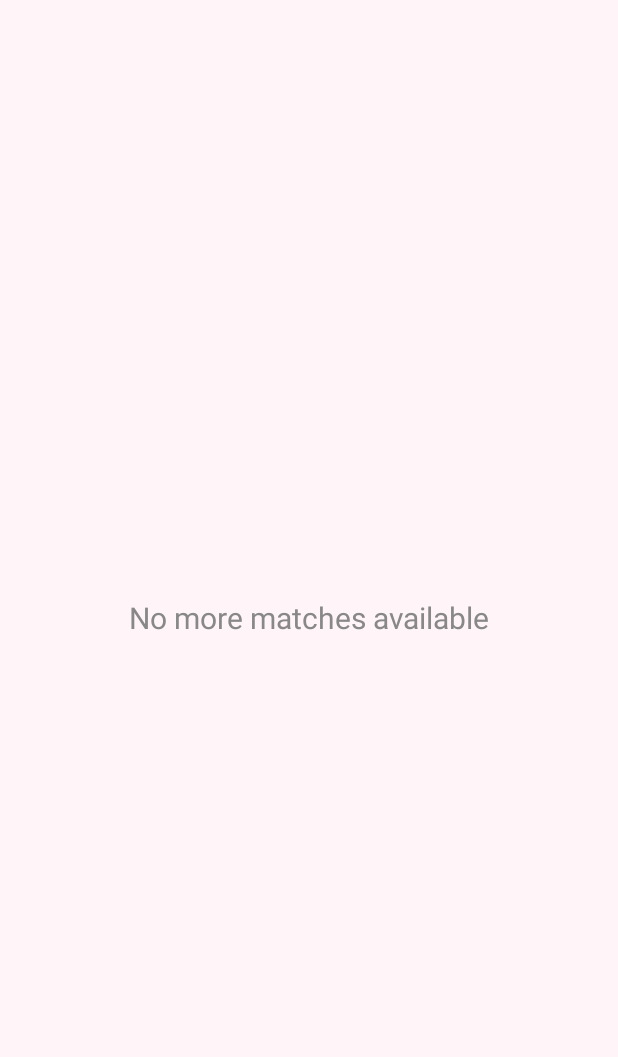
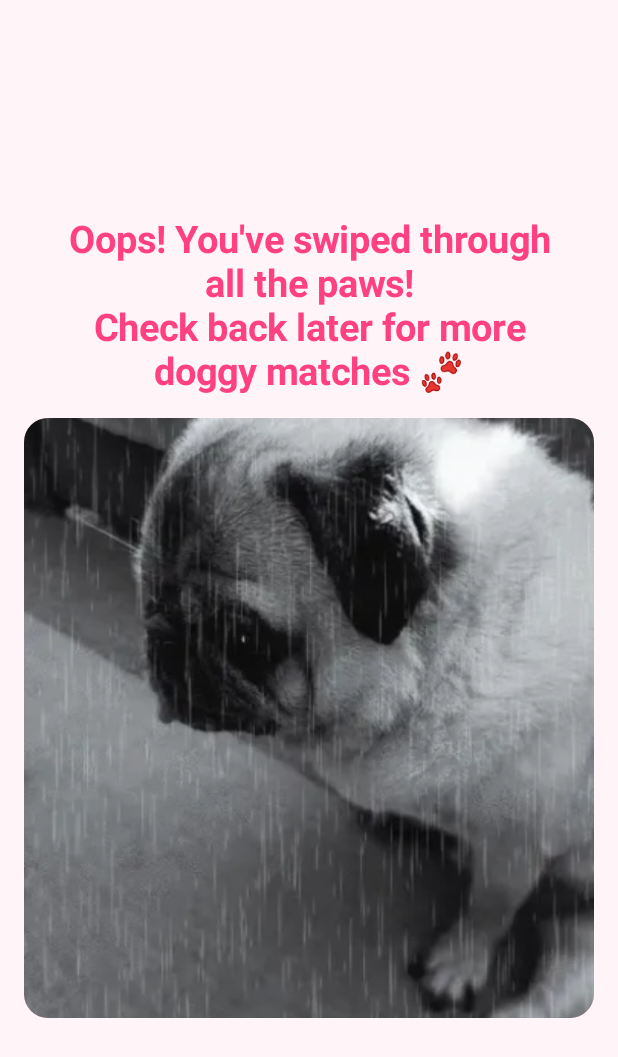
Before and after one commit to ibraich/pawfect, an Android app built with Jetpack Compose: the MatchScreen screen opened through its navigation route, on a phone screen of 412 x 824 dp. Shown: the top 1057 px of the screen. Run offline under Robolectric (Android 15) with nearby library versions, the phone set to English and light mode, and no system bars; our stand-ins replace Firebase (no records; nobody signed in at launch, a user with empty details on screens opened directly); libraries missing offline, so code that uses them is left out: coil3.gif; 1 statement that could not run was skipped.

Commit message:
changes to matching gifs and animations

```diff
--- a/app/build.gradle.kts
+++ b/app/build.gradle.kts
@@ -83,4 +83,5 @@ dependencies {
     implementation("com.google.firebase:firebase-auth")
     implementation("org.mindrot:jbcrypt:0.4")
     implementation("com.google.firebase:firebase-storage")
+    implementation("androidx.compose.animation:animation:1.5.0")
 }
--- a/app/src/main/java/com/example/pawfect/HandleMatch.kt
+++ b/app/src/main/java/com/example/pawfect/HandleMatch.kt
@@ -2,7 +2,8 @@ package com.example.pawfect
 
 import android.util.Log
 
-fun handleMatch(currentUserId: String, targetUserId: String) {
+
+fun handleMatch(currentUserId: String, targetUserId: String, onMatchConfirmed: () -> Unit) {
     val firestore = Firebase.firestore
 
     // Check if the target user already initiated a match with the current user
@@ -13,6 +14,7 @@ fun handleMatch(currentUserId: String, targetUserId: String) {
         .addOnSuccessListener { documents ->
             if (!documents.isEmpty) {
                 // Match confirmed
+                onMatchConfirmed()
                 confirmMatch(currentUserId, targetUserId, documents.documents.first().id)
             } else {
                 // No mutual match; create a pending match
--- a/app/src/main/java/com/example/pawfect/MatchScreen.kt
+++ b/app/src/main/java/com/example/pawfect/MatchScreen.kt
@@ -12,6 +12,7 @@ import androidx.compose.foundation.layout.Box
 import androidx.compose.foundation.layout.Column
 import androidx.compose.foundation.layout.Row
 import androidx.compose.foundation.layout.Spacer
+import androidx.compose.foundation.layout.aspectRatio
 import androidx.compose.foundation.layout.fillMaxSize
 import androidx.compose.foundation.layout.fillMaxWidth
 import androidx.compose.foundation.layout.height
@@ -37,6 +38,7 @@ import androidx.compose.ui.draw.clip
 import androidx.compose.ui.graphics.Color
 import androidx.compose.ui.graphics.vector.ImageVector
 import androidx.compose.ui.layout.ContentScale
+import androidx.compose.ui.platform.LocalContext
 import androidx.compose.ui.res.painterResource
 import androidx.compose.ui.res.vectorResource
 import androidx.compose.ui.text.font.FontWeight
@@ -51,6 +53,10 @@ import kotlinx.coroutines.launch
 import com.google.firebase.firestore.ktx.firestore
 import com.google.firebase.ktx.Firebase
 import androidx.compose.ui.text.style.TextAlign
+import coil3.ImageLoader
+import coil3.compose.AsyncImage
+import coil3.gif.GifDecoder
+import coil3.request.ImageRequest
 import com.google.firebase.auth.ktx.auth
 import com.google.firebase.firestore.FirebaseFirestore
 
@@ -69,6 +75,7 @@ fun MatchScreen(navController: NavHostController) {
     val auth = Firebase.auth
     val seenUserIds = remember { mutableStateListOf<String>() }
     var swipesRemaining by remember { mutableStateOf(0) }
+    var showMatchAnimation by remember { mutableStateOf(false) }
 
     LaunchedEffect(Unit) {
         val currentUserUid = auth.currentUser?.uid
@@ -102,18 +109,69 @@ fun MatchScreen(navController: NavHostController) {
         modifier = Modifier.fillMaxSize(),
         color = Color(0xFFFFF4F8) // Background color
     ) {
+        Box(modifier = Modifier.fillMaxSize()) {
             if (swipesRemaining > 0 && filteredMatches.isNotEmpty()) {
                 DisplayUserCards(
                     userData = filteredMatches.map { it.first },
                     navController = navController,
-                onSwipe = { swipesRemaining-- } // Decrement swipesRemaining on each swipe
+                    onSwipe = { swipesRemaining-- },
+                    onMatchConfirmed = { showMatchAnimation = true } // Trigger animation
                 )
             } else {
+                val imageLoader = ImageLoader.Builder(LocalContext.current)
+                    .components {
+                        add(GifDecoder.Factory())
+                    }
+                    .build()
                 Box(
-                modifier = Modifier.fillMaxSize(),
+                    modifier = Modifier
+                        .fillMaxSize()
+                        .padding(horizontal = 16.dp)
+                        .clip(RoundedCornerShape(16.dp))
+                        .background(color = Color(0xFFFFF4F8), shape = RoundedCornerShape(16.dp)),
                     contentAlignment = Alignment.Center
                 ) {
-                Text(text = "No more matches available", fontSize = 20.sp, color = Color.Gray)
+                    Column(
+                        horizontalAlignment = Alignment.CenterHorizontally,
+                        verticalArrangement = Arrangement.Center
+                    ) {
+                        Text(
+                            text = "Oops! You've swiped through all the paws!\nCheck back later for more doggy matches 🐾",
+                            fontSize = 25.sp,
+                            fontWeight = FontWeight.Bold,
+                            color = Color(0xFFFF4081),
+                            modifier = Modifier.padding(horizontal = 16.dp),
+                            textAlign = TextAlign.Center
+                        )
+
+                        Spacer(modifier = Modifier.height(16.dp))
+
+                        Box(
+                            modifier = Modifier
+                                .fillMaxWidth()
+                                .height(400.dp) // Adjust height to make the GIF taller
+                                .clip(RoundedCornerShape(16.dp)) // Ensure rounded corners
+                                .background(color = Color(0xFFFFC1CC)), // Optional background color for contrast
+                            contentAlignment = Alignment.Center
+                        ) {
+                            AsyncImage(
+                                model = ImageRequest.Builder(LocalContext.current)
+                                    .data(R.raw.sadodogo) // Replace with your actual GIF file
+                                    .build(),
+                                contentDescription = "No more matches",
+                                imageLoader = imageLoader,
+                                modifier = Modifier.fillMaxSize(),
+                                contentScale = ContentScale.Crop
+                            )
+                        }
+                    }
+                }
+            }
+
+            if (showMatchAnimation) {
+                MatchCelebrationAnimation {
+                    showMatchAnimation = false // Hide animation after it's done
+                }
             }
         }
     }
@@ -160,7 +218,8 @@ private fun fetchUsers(
 fun DisplayUserCards(
     userData: List<UserFetch>,
     navController: NavHostController,
-    onSwipe: () -> Unit // Callback to handle swipe action
+    onSwipe: () -> Unit, // Callback to handle swipe action
+    onMatchConfirmed: () -> Unit
 ) {
     var currentUserIndex by remember { mutableStateOf(0) }
 
@@ -265,7 +324,7 @@ fun DisplayUserCards(
                             val currentUserId = Firebase.auth.currentUser?.uid
                             val matchedUserId = userData[currentUserIndex].id
                             if (currentUserId != null && matchedUserId.isNotEmpty()) {
-                                handleMatch(currentUserId, matchedUserId)
+                                handleMatch(currentUserId, matchedUserId, onMatchConfirmed)
                                 addToHaveSeen(currentUserId, matchedUserId)
                                 onSwipe()
                                 currentUserIndex = (currentUserIndex + 1) % userData.size
```
Also changed, not shown: app/src/main/java/com/example/pawfect/MatchCelebrationAnimation.kt (added, +69 -0 lines), app/src/main/res/raw/sadodogo.jpg (added). Lines whose indentation alone changed are shown as unchanged.
